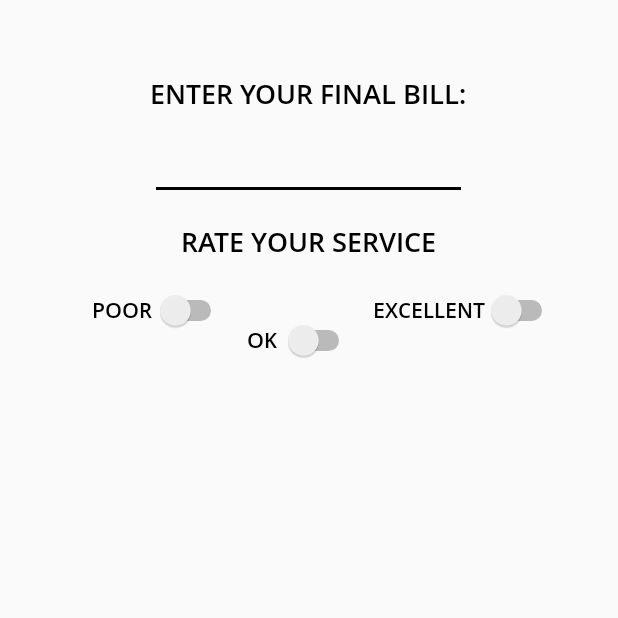
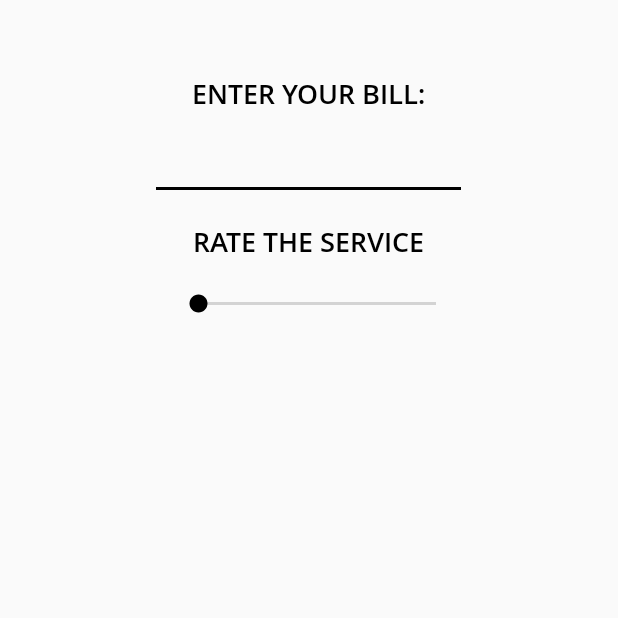
Before and after one commit to LazarievIvan/TipApp, an Android app: the screen it shows after launch (MainActivity), on a phone screen of 412 x 824 dp, the top half of it. Run offline under Robolectric (Android 15) with nearby library versions, the light colour scheme and no system bars; our stand-ins replace AdMob.

Commit message:
Updated desing: changed switches to seekBar (slider). Small refactoring occured. Added more percentage rates.

```diff
--- a/app/src/main/res/layout/activity_main.xml
+++ b/app/src/main/res/layout/activity_main.xml
@@ -47,6 +47,8 @@
             android:fontFamily="@font/open_sans_semibold"
             android:importantForAutofill="no"
             android:inputType="number"
+            android:labelFor="@id/instruction"
+            android:layerType="software"
             android:textSize="24sp" />
 
         <TextView
@@ -68,46 +70,61 @@
             android:layout_height="90dp"
             android:orientation="horizontal">
 
-            <Switch
-                android:id="@+id/poorSwitch"
-                android:layout_width="91dp"
+            <TextView
+                android:id="@+id/poorRating"
+                android:layout_width="wrap_content"
                 android:layout_height="wrap_content"
-                android:layout_marginStart="60dp"
+                android:layout_marginStart="90dp"
+                android:layout_marginLeft="0dp"
+                android:layout_marginTop="40dp"
+                android:layout_marginEnd="0dp"
+                android:layout_marginRight="0dp"
+                android:layout_marginBottom="0dp"
+                android:layout_weight="0"
+                android:fontFamily="@font/open_sans_semibold"
+                android:text="@string/poorRateTV"
+                android:textAllCaps="false"
+                android:textColor="#000000"
+                android:visibility="invisible" />
+
+            <SeekBar
+                android:id="@+id/ratingSeekBar"
+                android:layout_width="272dp"
+                android:layout_height="wrap_content"
+                android:layout_marginStart="0dp"
+                android:layout_marginLeft="0dp"
                 android:layout_marginTop="20dp"
                 android:layout_marginEnd="0dp"
-                android:layout_marginBottom="20dp"
-                android:fontFamily="@font/open_sans_semibold"
-                android:text="@string/service_bad"
-                android:textAlignment="center"
-                android:textAllCaps="true"
-                android:textColor="#000000"
-                android:textSize="14sp" />
+                android:layout_marginRight="0dp"
+                android:layout_marginBottom="0dp"
+                android:layout_weight="1"
+                android:max="10"
+                android:padding="0dp"
+                android:paddingStart="10dp"
+                android:paddingLeft="0dp"
+                android:paddingTop="0dp"
+                android:paddingEnd="10dp"
+                android:paddingRight="0dp"
+                android:paddingBottom="0dp"
+                android:scaleX="1"
+                android:scaleY="1" />
 
-            <Switch
-                android:id="@+id/okSwitch"
-                android:layout_width="75dp"
-                android:layout_height="wrap_content"
-                android:layout_marginStart="10dp"
-                android:layout_marginTop="40dp"
-                android:layout_marginEnd="10dp"
-                android:fontFamily="@font/open_sans_semibold"
-                android:text="@string/serviceOk"
-                android:textAlignment="center"
-                android:textAllCaps="true" />
-
-            <Switch
-                android:id="@+id/excelSwitch"
-                android:layout_width="125dp"
+            <TextView
+                android:id="@+id/excellentRating"
+                android:layout_width="wrap_content"
                 android:layout_height="wrap_content"
                 android:layout_marginStart="0dp"
-                android:layout_marginTop="20dp"
-                android:layout_marginEnd="60dp"
-                android:layout_marginBottom="60dp"
+                android:layout_marginLeft="0dp"
+                android:layout_marginTop="40dp"
+                android:layout_marginEnd="50dp"
+                android:layout_marginRight="0dp"
+                android:layout_marginBottom="20dp"
+                android:layout_weight="0"
                 android:fontFamily="@font/open_sans_semibold"
-                android:text="@string/serviceExc"
-                android:textAlignment="center"
-                android:textAllCaps="true"
-                android:textColor="#000000" />
+                android:text="@string/excellentRateTV"
+                android:textAllCaps="false"
+                android:textColor="#000000"
+                android:visibility="invisible" />
         </LinearLayout>
 
         <LinearLayout
--- a/app/src/main/res/values/strings.xml
+++ b/app/src/main/res/values/strings.xml
@@ -3,13 +3,15 @@
 
     <!--EN-->
     <!--TextViews-->
-    <string name="instructionTV">Enter your final bill:</string>
-    <string name="rateTV">Rate your service</string>
+    <string name="instructionTV">Enter your bill:</string>
+    <string name="rateTV">Rate the service</string>
     <string name="languageTV">Language</string>
     <string name="settings_menuTV">Settings Menu</string>
     <string name="tipInfoTV">% of your total bill</string>
     <string name="totalBillTV">Your total bill is:</string>
     <string name="resultTextTV">The right tip is:</string>
+    <string name="excellentRateTV">Excellent</string>
+    <string name="poorRateTV">Poor</string>
     <!--Other elements (Buttons, etc...)-->
     <string name="calculateButton">Calculate</string>
     <string name="saveButton">Save</string>
```
Also changed, not shown: app/src/main/java/com/example/tipapp/MainActivity.kt (+46 -67 lines).
